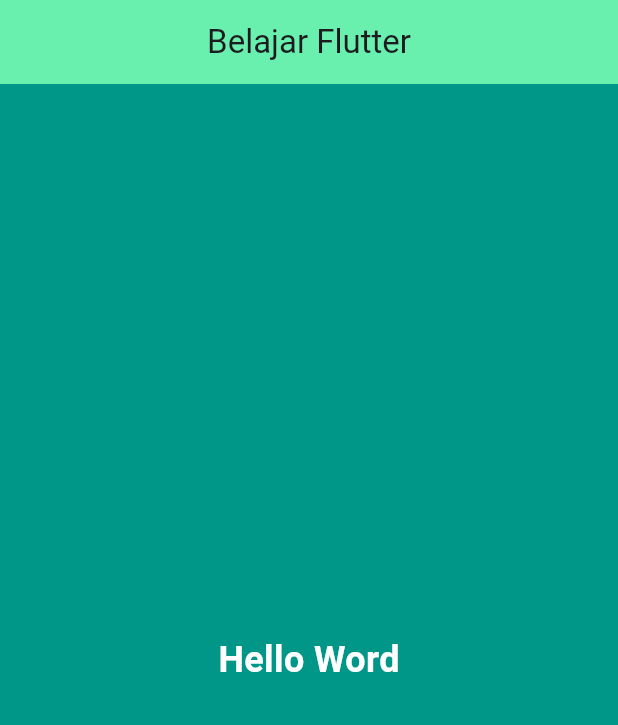
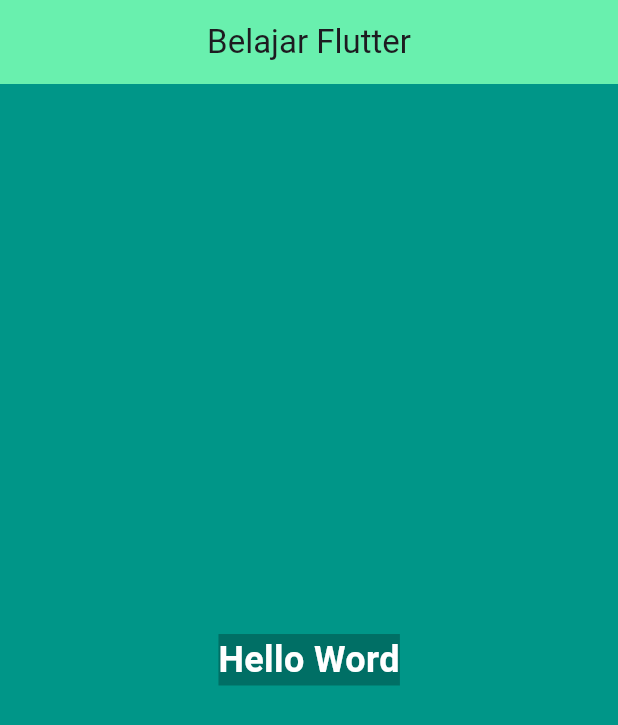
Before and after one commit to rrivanursamsa/belajar-flutter, a Flutter app: the screen it shows after launch, on a phone screen of 412 x 824 dp. Shown: the top 725 px of the screen. Run offline on Flutter 3.47's test engine with Material 3 defaults, Android fonts, the phone set to English and light mode, and no system bars.

Commit message:
add,backgroundColors

```diff
--- a/lib/main.dart
+++ b/lib/main.dart
@@ -24,6 +24,7 @@
               fontSize: 24,
               color: Colors.white,
               fontWeight: FontWeight.bold,
+              backgroundColor: Colors.black26,
             ),
           ),
         ),
```
